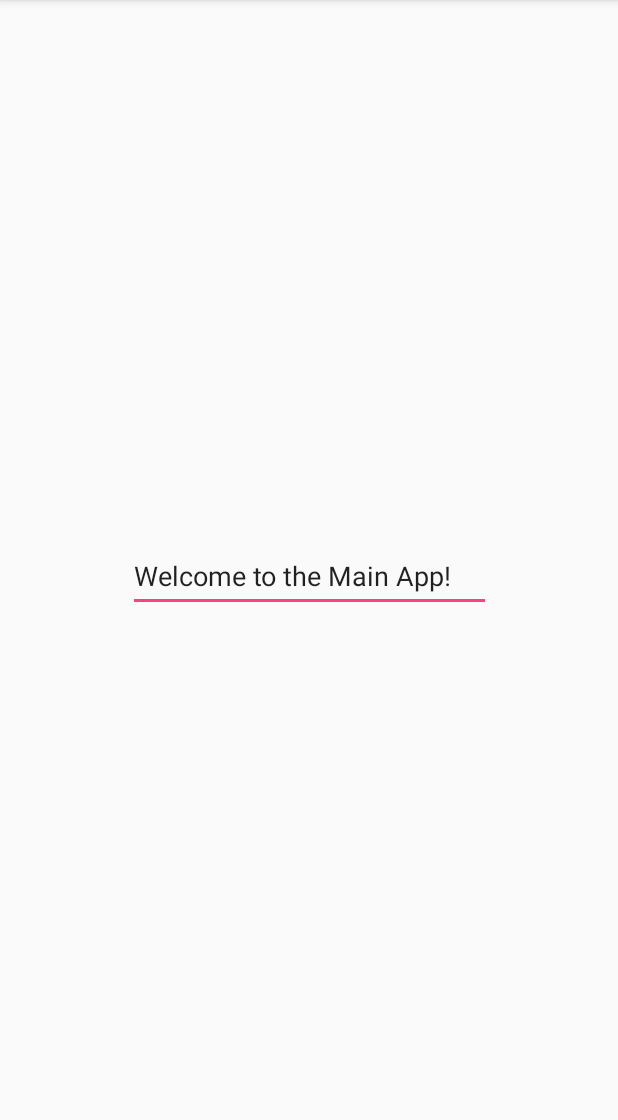
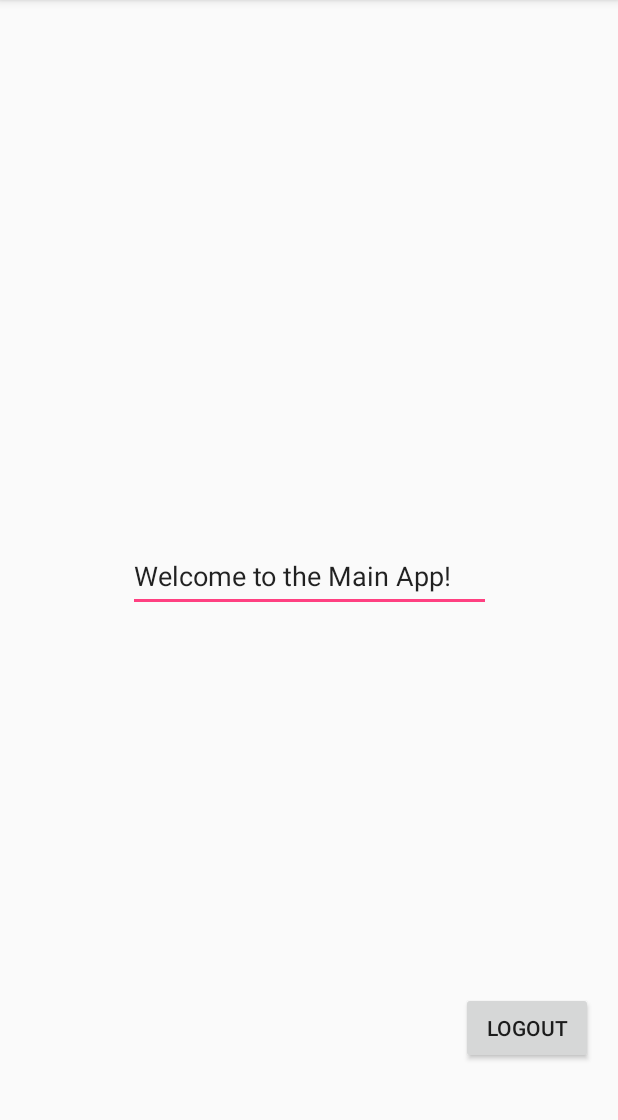
Before and after one commit to CodeSammich/the-seven-bobs, an Android app: the MainActivity screen opened directly, with no data from a screen before it, on a phone screen of 412 x 824 dp, the part 84-1204 px from its top. Run offline under Robolectric (Android 15) with nearby library versions, the phone set to English and light mode, and no system bars.

Commit message:
Logout Button

```diff
--- a/app/src/main/java/cs2340/shelterbuzz/MainActivity.java
+++ b/app/src/main/java/cs2340/shelterbuzz/MainActivity.java
@@ -1,7 +1,10 @@
 package cs2340.shelterbuzz;
 
+import android.content.Intent;
 import android.support.v7.app.AppCompatActivity;
 import android.os.Bundle;
+import android.view.View;
+import android.widget.Button;
 
 public class MainActivity extends AppCompatActivity {
 
@@ -9,5 +12,16 @@ public class MainActivity extends AppCompatActivity {
     protected void onCreate(Bundle savedInstanceState) {
         super.onCreate(savedInstanceState);
         setContentView(R.layout.activity_main);
+
+        Button logoutButton = findViewById(R.id.logoutButton);
+        logoutButton.setOnClickListener(new View.OnClickListener() {
+            public void onClick(View v) {
+                Intent WelcomeActivityIntent = new Intent(getApplicationContext(),
+                        WelcomeActivity.class);
+                startActivity(WelcomeActivityIntent);
+
+            }}
+
+        );
     }
 }
--- a/app/src/main/java/cs2340/shelterbuzz/WelcomeActivity.java
+++ b/app/src/main/java/cs2340/shelterbuzz/WelcomeActivity.java
@@ -12,6 +12,7 @@ public class WelcomeActivity extends AppCompatActivity {
     protected void onCreate(Bundle savedInstanceState) {
         super.onCreate(savedInstanceState);
         setContentView(R.layout.activity_welcome);
+
         Button loginButton = findViewById(R.id.loginButton);
         loginButton.setOnClickListener(new View.OnClickListener() {
             public void onClick(View v) {
--- a/app/src/main/res/layout/activity_main.xml
+++ b/app/src/main/res/layout/activity_main.xml
@@ -21,4 +21,20 @@
         app:layout_constraintEnd_toEndOf="parent"
         app:layout_constraintStart_toStartOf="parent"
         app:layout_constraintTop_toTopOf="parent" />
+
+    <Button
+        android:id="@+id/logoutButton"
+        android:layout_width="wrap_content"
+        android:layout_height="wrap_content"
+        android:layout_marginBottom="8dp"
+        android:layout_marginEnd="8dp"
+        android:layout_marginStart="8dp"
+        android:layout_marginTop="8dp"
+        android:text="Logout"
+        app:layout_constraintBottom_toBottomOf="parent"
+        app:layout_constraintEnd_toEndOf="parent"
+        app:layout_constraintHorizontal_bias="0.971"
+        app:layout_constraintStart_toStartOf="parent"
+        app:layout_constraintTop_toTopOf="parent"
+        app:layout_constraintVertical_bias="0.928" />
 </android.support.constraint.ConstraintLayout>
```
